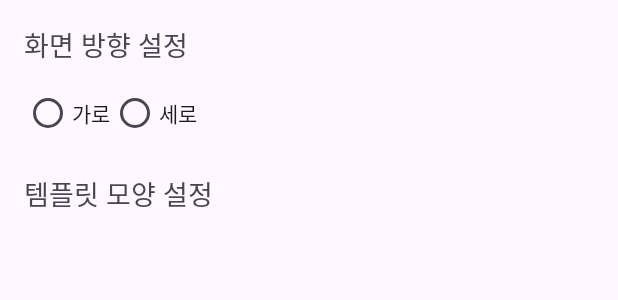
After one commit to iirusia/3diary, an Android app: the layout dialog_settings.xml on its own in the app's theme, with its tools: preview values and no code run, on a phone screen of 412 x 824 dp. The commit adds this screen. Shown: the top 300 px of the screen. Run offline under Robolectric (Android 15) with nearby library versions, the phone set to English and light mode, and no system bars.

Commit message:
commit 2

```diff
--- a/app/build.gradle.kts
+++ b/app/build.gradle.kts
@@ -5,12 +5,12 @@ plugins {
 
 android {
     namespace = "com.mop.a2023.mem"
-    compileSdk = 33
+    compileSdk = 34
 
     defaultConfig {
         applicationId = "com.mop.a2023.mem"
-        minSdk = 33
-        targetSdk = 33
+        minSdk = 26
+        targetSdk = 34
         versionCode = 1
         versionName = "1.0"
 
--- /dev/null
+++ b/app/src/main/res/layout/dialog_settings.xml
@@ -0,0 +1,48 @@
+<?xml version="1.0" encoding="utf-8"?>
+<LinearLayout xmlns:android="http://schemas.android.com/apk/res/android"
+    android:layout_width="match_parent"
+    android:layout_height="wrap_content"
+    android:orientation="vertical"
+    android:padding="16dp">
+
+    <TextView
+        android:layout_width="wrap_content"
+        android:layout_height="wrap_content"
+        android:text="화면 방향 설정"
+        android:textSize="18sp"
+        android:layout_marginBottom="8dp"/>
+
+    <RadioGroup
+        android:id="@+id/orientationRadioGroup"
+        android:layout_width="match_parent"
+        android:layout_height="wrap_content"
+        android:orientation="horizontal">
+
+        <RadioButton
+            android:id="@+id/radioLandscape"
+            android:layout_width="wrap_content"
+            android:layout_height="wrap_content"
+            android:text="가로"/>
+
+        <RadioButton
+            android:id="@+id/radioPortrait"
+            android:layout_width="wrap_content"
+            android:layout_height="wrap_content"
+            android:text="세로"/>
+    </RadioGroup>
+
+    <TextView
+        android:layout_width="wrap_content"
+        android:layout_height="wrap_content"
+        android:text="템플릿 모양 설정"
+        android:textSize="18sp"
+        android:layout_marginTop="16dp"
+        android:layout_marginBottom="8dp"/>
+
+    <RadioGroup
+        android:id="@+id/templateRadioGroup"
+        android:layout_width="match_parent"
+        android:layout_height="wrap_content"
+        android:orientation="vertical">
+    </RadioGroup>
+</LinearLayout>
--- /dev/null
+++ b/app/src/main/res/layout/template1.xml
@@ -0,0 +1,6 @@
+<?xml version="1.0" encoding="utf-8"?>
+<androidx.constraintlayout.widget.ConstraintLayout xmlns:android="http://schemas.android.com/apk/res/android"
+    android:layout_width="match_parent"
+    android:layout_height="match_parent">
+
+</androidx.constraintlayout.widget.ConstraintLayout>
--- /dev/null
+++ b/app/src/main/res/layout/template2.xml
@@ -0,0 +1,6 @@
+<?xml version="1.0" encoding="utf-8"?>
+<androidx.constraintlayout.widget.ConstraintLayout xmlns:android="http://schemas.android.com/apk/res/android"
+    android:layout_width="match_parent"
+    android:layout_height="match_parent">
+
+</androidx.constraintlayout.widget.ConstraintLayout>
--- /dev/null
+++ b/app/src/main/res/layout/template3.xml
@@ -0,0 +1,6 @@
+<?xml version="1.0" encoding="utf-8"?>
+<androidx.constraintlayout.widget.ConstraintLayout xmlns:android="http://schemas.android.com/apk/res/android"
+    android:layout_width="match_parent"
+    android:layout_height="match_parent">
+
+</androidx.constraintlayout.widget.ConstraintLayout>
--- /dev/null
+++ b/app/src/main/res/layout/template4.xml
@@ -0,0 +1,6 @@
+<?xml version="1.0" encoding="utf-8"?>
+<androidx.constraintlayout.widget.ConstraintLayout xmlns:android="http://schemas.android.com/apk/res/android"
+    android:layout_width="match_parent"
+    android:layout_height="match_parent">
+
+</androidx.constraintlayout.widget.ConstraintLayout>
--- /dev/null
+++ b/app/src/main/res/layout/template5.xml
@@ -0,0 +1,6 @@
+<?xml version="1.0" encoding="utf-8"?>
+<androidx.constraintlayout.widget.ConstraintLayout xmlns:android="http://schemas.android.com/apk/res/android"
+    android:layout_width="match_parent"
+    android:layout_height="match_parent">
+
+</androidx.constraintlayout.widget.ConstraintLayout>
--- /dev/null
+++ b/app/src/main/res/layout/template6.xml
@@ -0,0 +1,6 @@
+<?xml version="1.0" encoding="utf-8"?>
+<androidx.constraintlayout.widget.ConstraintLayout xmlns:android="http://schemas.android.com/apk/res/android"
+    android:layout_width="match_parent"
+    android:layout_height="match_parent">
+
+</androidx.constraintlayout.widget.ConstraintLayout>
```
Also changed, not shown: app/src/main/java/com/mop/a2023/mem/MainActivity.kt (+110 -0 lines), app/src/main/res/layout/activity_main.xml (+13 -8 lines).
